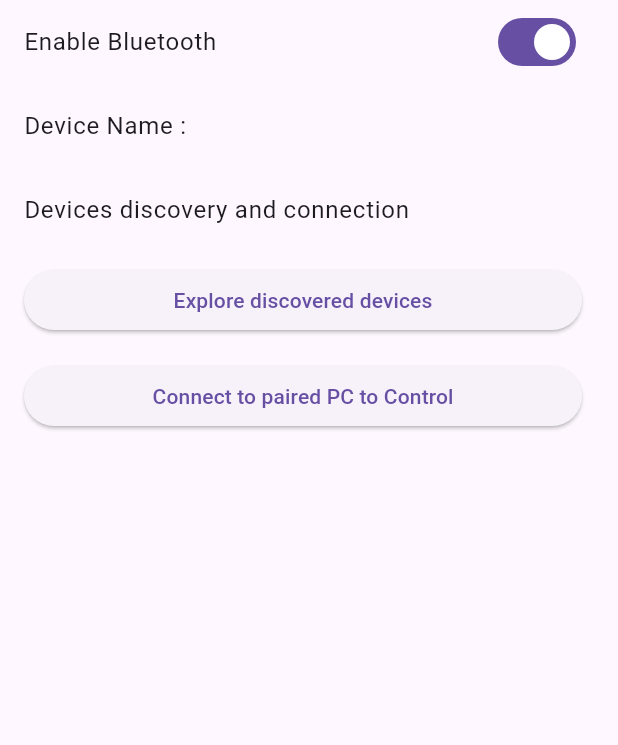
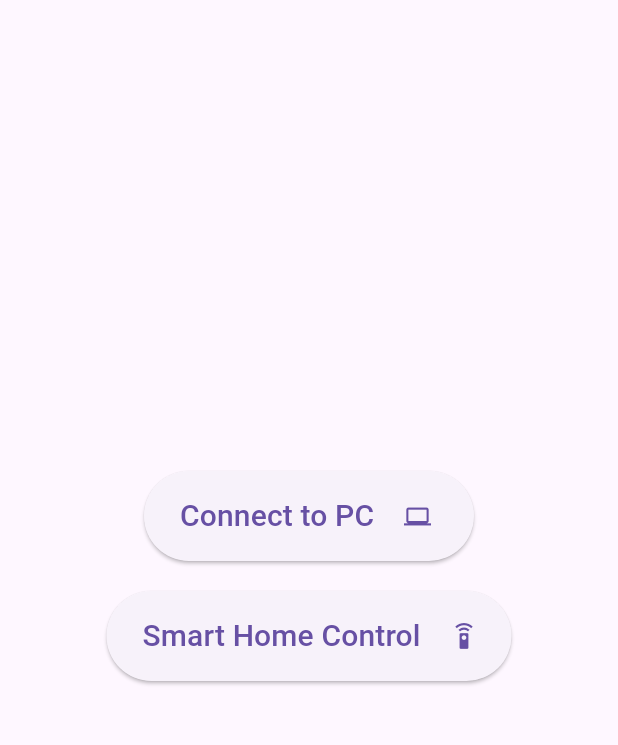
Before and after one commit to TheScriptRailoth/stream-sync, a Flutter app: the screen it shows after launch, on a phone screen of 412 x 824 dp, the part 84-829 px from its top. Run offline on Flutter 3.47's test engine with Material 3 defaults, Android fonts, the light colour scheme and no system bars; our stand-ins replace flutter_bluetooth_serial, sensors_plus, vibration; missing offline and left inert: control_pad_plus, flutter_reactive_ble, holding_gesture.

Commit message:
StreamSync : Added LED Control feature
Signed-off-by: Ashutosh <am3718440@gmail.com>

```diff
--- a/lib/MainPage.dart
+++ b/lib/MainPage.dart
@@ -1,4 +1,5 @@
 import 'dart:async';
+import 'package:flutter/cupertino.dart';
 import 'package:flutter/material.dart';
 import 'package:flutter_bluetooth_serial/flutter_bluetooth_serial.dart';
 
@@ -95,6 +96,7 @@ class _MainPage extends State<MainPage> {
                   title: const Text('Devices discovery and connection')),
               visible: _bluetoothState.isEnabled,
             ),
+
             Visibility(
               visible: _bluetoothState.isEnabled,
               child: ListTile(
--- /dev/null
+++ b/lib/OptionPage.dart
@@ -0,0 +1,87 @@
+import 'package:flutter/cupertino.dart';
+import 'package:flutter/material.dart';
+import 'package:stream_sync/MainPage.dart';
+import 'package:stream_sync/smartHomeTest.dart';
+
+import 'SmartHomeControl.dart';
+class Optionpage extends StatefulWidget {
+  const Optionpage({super.key});
+
+  @override
+  State<Optionpage> createState() => _OptionpageState();
+}
+
+class _OptionpageState extends State<Optionpage> {
+  @override
+  Widget build(BuildContext context) {
+    return Scaffold(
+      appBar: AppBar(
+        title: const Text('Stream Sync', style: TextStyle(color: Colors.white, fontWeight: FontWeight.bold),),
+        backgroundColor: Color(0xff2C3E50),
+      ),
+      body: Container(
+        alignment: Alignment.center,
+        child: Column(
+          mainAxisAlignment: MainAxisAlignment.center, // Centers vertically
+          crossAxisAlignment: CrossAxisAlignment.center, // Centers horizontally
+          children: <Widget>[
+            Container(
+              margin: const EdgeInsets.symmetric(vertical: 10), // Adds spacing between buttons
+              height: 60,
+              width: 220,
+              child: ElevatedButton(
+                child: Row(
+                  children: [
+                    Text(
+                      'Connect to PC',
+                      style: TextStyle(fontSize: 20),
+                    ),
+                    SizedBox(width: 20,),
+                    Icon(Icons.computer)
+                  ],
+                ),
+                onPressed: () {
+                  Navigator.push(
+                    context,
+                    MaterialPageRoute(
+                      builder: (context) {
+                        return MainPage();
+                      },
+                    ),
+                  );
+                },
+              ),
+            ),
+            Container(
+              margin: const EdgeInsets.symmetric(vertical: 10), // Adds spacing between buttons
+              height: 60,
+              width: 270,
+              child: ElevatedButton(
+                child: Row(
+                  children: [
+                    Text(
+                      'Smart Home Control',
+                      style: TextStyle(fontSize: 20),
+                    ),
+                    SizedBox(width: 20,),
+                    Icon(Icons.settings_remote)
+                  ],
+                ),
+                onPressed: () {
+                  Navigator.push(
+                    context,
+                    MaterialPageRoute(
+                      builder: (context) {
+                        return SmartHomeControl();
+                      },
+                    ),
+                  );
+                },
+              ),
+            ),
+          ],
+        ),
+      ),
+    );
+  }
+}
--- a/lib/SplashScreen.dart
+++ b/lib/SplashScreen.dart
@@ -1,5 +1,6 @@
 import 'package:flutter/material.dart';
 import 'package:stream_sync/MainPage.dart';
+import 'package:stream_sync/OptionPage.dart';
 
 class SplashScreen extends StatefulWidget {
   const SplashScreen({super.key});
@@ -19,7 +20,7 @@ class _SplashScreenState extends State<SplashScreen> {
     await Future.delayed(const Duration(seconds: 3));
     Navigator.pushReplacement(
       context,
-      MaterialPageRoute(builder: (context) => MainPage()),
+      MaterialPageRoute(builder: (context) => Optionpage()),
     );
   }
 
--- a/pubspec.yaml
+++ b/pubspec.yaml
@@ -44,6 +44,7 @@ dependencies:
   sensors_plus: ^6.0.1
   control_pad_plus: ^0.1.0
   device_info_plus: ^10.1.2
+  http: ^1.2.2
 
 dev_dependencies:
   flutter_test:
@@ -72,6 +73,7 @@ flutter:
   # To add assets to your application, add an assets section, like this:
   assets:
     - logo/streamsync logo.png
+    - assets/
   #   - images/a_dot_ham.jpeg
 
   # An image asset can refer to one or more resolution-specific "variants", see
```
Also changed, not shown: lib/SmartHomeControl.dart (added, +328 -0 lines), lib/smartHomeTest.dart (added, +62 -0 lines), assets/bulb_off.png (added), assets/bulb_on.png (added), pubspec.lock.
